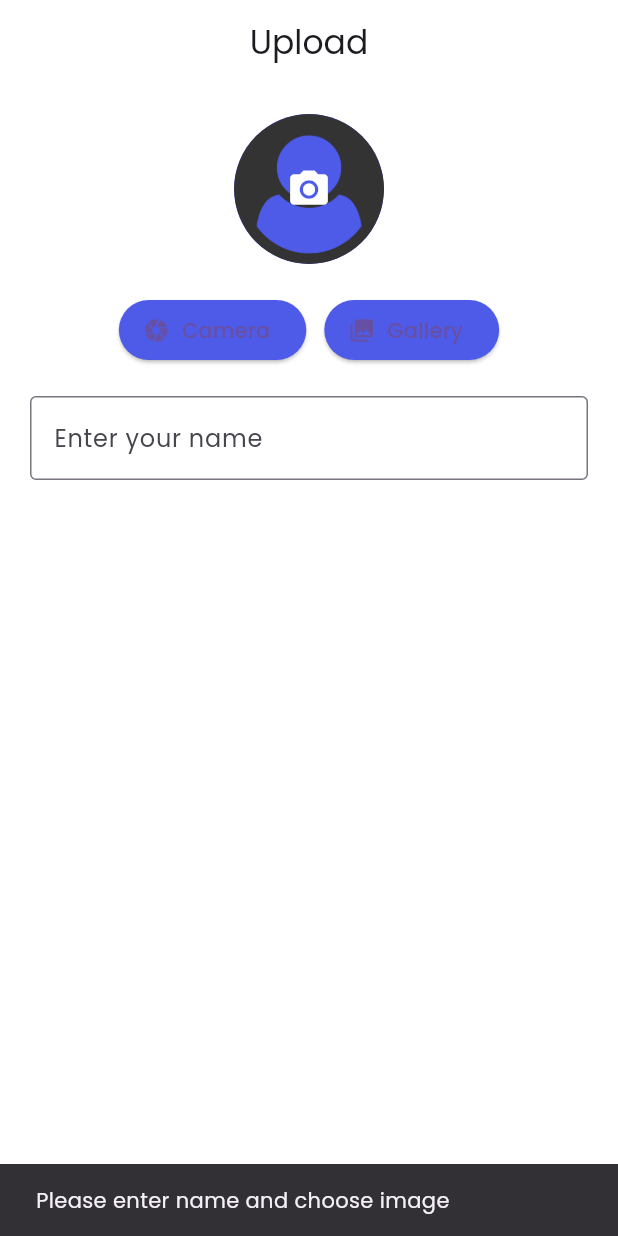
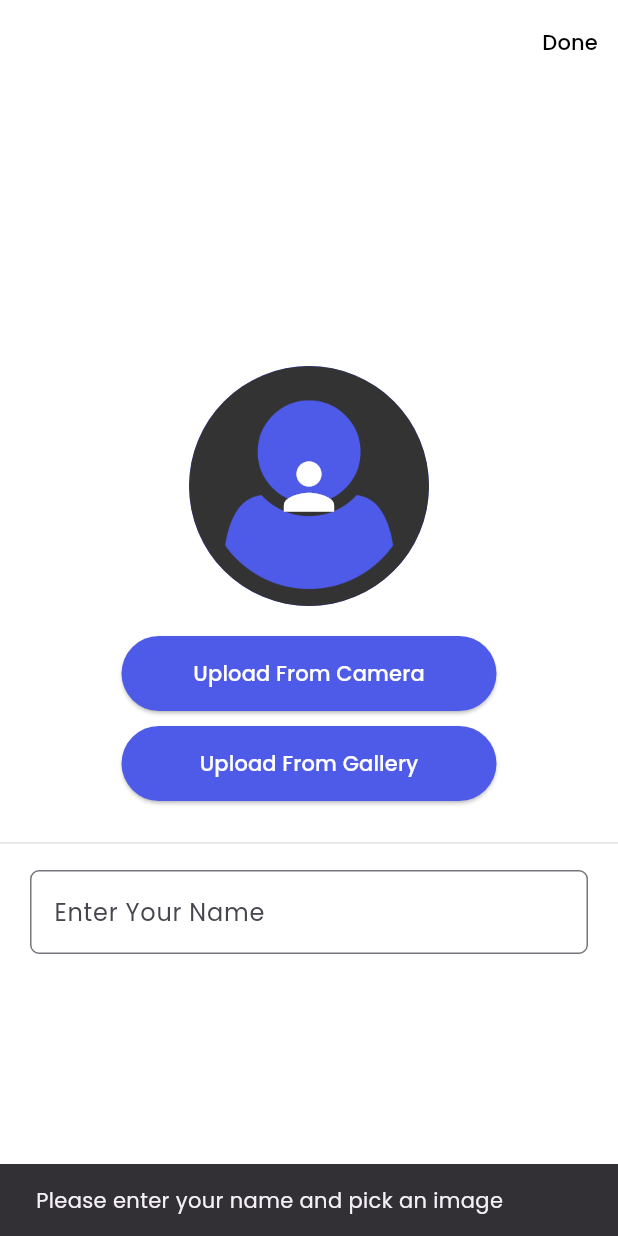
Before and after one commit to Mariam255-star/taskati_app, a Flutter app: the screen it shows after launch, after a tap on "Done", on a phone screen of 412 x 824 dp. Run offline on Flutter 3.47's test engine with Material 3 defaults, Android fonts, the phone set to English and light mode, and no system bars; our stand-ins replace gap, hive, hive_flutter, image_picker, lottie; accounts and stored records are empty.

Commit message:
taskati_app

```diff
--- a/lib/core/Services/local_helper.dart
+++ b/lib/core/Services/local_helper.dart
@@ -1,12 +1,12 @@
 import 'package:hive/hive.dart';
 
 class LocalHelper {
-  static late Box userBox;
+  static late Box<dynamic> userBox;
 
-  static String kName = 'name';
-  static String kImage = 'image';
-  static String kIsUploaded = 'isUploaded';
-  static String kTasks = 'tasks';
+  static const String kName = 'name';
+  static const String kImage = 'image';
+  static const String kIsUploaded = 'isUploaded';
+  static const String kTasks = 'tasks';
 
   static Future<void> init() async {
     userBox = await Hive.openBox('userBox');
@@ -27,12 +27,12 @@ class LocalHelper {
   }
 
   static void addTask(String title, String desc) {
-    List tasks = userBox.get(kTasks, defaultValue: []);
-    tasks.add({"title": title, "desc": desc});
-    userBox.put(kTasks, tasks);
+    final List current = List.from(userBox.get(kTasks, defaultValue: []));
+    current.add({'title': title, 'desc': desc});
+    userBox.put(kTasks, current);
   }
 
-  static List getTasks() {
-    return userBox.get(kTasks, defaultValue: []);
+  static List<dynamic> getTasks() {
+    return List.from(userBox.get(kTasks, defaultValue: []));
   }
 }
--- a/lib/features/Upload/upload_page.dart
+++ b/lib/features/Upload/upload_page.dart
@@ -16,118 +16,99 @@ class UploadScreen extends StatefulWidget {
 class _UploadScreenState extends State<UploadScreen> {
   final TextEditingController nameController = TextEditingController();
   String? imagePath;
-  final ImagePicker _picker = ImagePicker();
 
   Future<void> _pickImage(ImageSource source) async {
-    try {
-      final XFile? picked = await _picker.pickImage(source: source);
+    final picked = await ImagePicker().pickImage(source: source);
     if (picked != null) {
       setState(() {
         imagePath = picked.path;
       });
     }
-    } catch (e) {
-      debugPrint('pick image error: $e');
-      ScaffoldMessenger.of(context).showSnackBar(
-        const SnackBar(content: Text('Failed to pick image')),
-      );
-    }
   }
 
-  Future<void> _saveAndNavigate() async {
-    final String name = nameController.text.trim();
-    if (name.isEmpty || imagePath == null || imagePath!.isEmpty) {
+  void _saveAndGo() {
+    if (nameController.text.trim().isEmpty || imagePath == null) {
       ScaffoldMessenger.of(context).showSnackBar(
-        const SnackBar(content: Text('Please enter name and choose image')),
+        const SnackBar(content: Text("Please enter your name and pick an image")),
       );
       return;
     }
-
-    // try to save and then navigate
-    try {
-      LocalHelper.putUserData(name, imagePath!);
-      // navigate using your helper
-      await pushWithReplacement(context, const HomeScreen());
-    } catch (e, st) {
-      debugPrint('save error: $e\n$st');
-      ScaffoldMessenger.of(context).showSnackBar(
-        const SnackBar(content: Text('Failed to save data')),
-      );
-    }
-  }
-
-  @override
-  void dispose() {
-    nameController.dispose();
-    super.dispose();
+    LocalHelper.putUserData(nameController.text.trim(), imagePath!);
+    pushWithReplacement(context, const HomeScreen());
   }
 
   @override
   Widget build(BuildContext context) {
     return Scaffold(
       appBar: AppBar(
-        title: const Text('Upload'),
         actions: [
           TextButton(
-            onPressed: _saveAndNavigate,
-            child: const Text('Done', style: TextStyle(color: Colors.white)),
-          ),
-        ],
-      ),
-      body: SafeArea(
-        child: Padding(
-          padding: const EdgeInsets.all(20),
-          child: Column(
-            children: [
-              GestureDetector(
-                onTap: () => _pickImage(ImageSource.gallery),
-                child: CircleAvatar(
-                  radius: 50,
-                  backgroundColor: Appcolor.primarycolor,
-                  backgroundImage: imagePath != null
-                      ? FileImage(File(imagePath!))
-                      : const AssetImage('assets/images/empty user.png')
-                          as ImageProvider,
-                  child: imagePath == null
-                      ? const Icon(Icons.camera_alt, size: 30, color: Colors.white)
-                      : null,
-                ),
-              ),
-              const SizedBox(height: 20),
-              Row(
-                mainAxisAlignment: MainAxisAlignment.center,
-                children: [
-                  ElevatedButton.icon(
-                    onPressed: () => _pickImage(ImageSource.camera),
-                    icon: const Icon(Icons.camera),
-                    label: const Text('Camera'),
-                    style: ElevatedButton.styleFrom(
-                      backgroundColor: Appcolor.primarycolor,
-                    ),
-                  ),
-                  const SizedBox(width: 12),
-                  ElevatedButton.icon(
-                    onPressed: () => _pickImage(ImageSource.gallery),
-                    icon: const Icon(Icons.photo_library),
-                    label: const Text('Gallery'),
-                    style: ElevatedButton.styleFrom(
-                      backgroundColor: Appcolor.primarycolor,
+            onPressed: _saveAndGo,
+            child: const Text(
+              'Done',
+              style: TextStyle(color: Colors.black),
             ),
           ),
         ],
       ),
+      body: Center(
+        child: Column(
+          mainAxisAlignment: MainAxisAlignment.center,
+          children: [
+            CircleAvatar(
+              radius: 80,
+              backgroundColor: Appcolor.primarycolor,
+              backgroundImage: imagePath != null
+                  ? FileImage(File(imagePath!))
+                  : const AssetImage('assets/images/empty user.png') as ImageProvider,
+              child: imagePath == null
+                  ? const Icon(Icons.person, size: 50, color: Colors.white)
+                  : null,
+            ),
             const SizedBox(height: 20),
-              TextField(
+            ElevatedButton(
+              onPressed: () => _pickImage(ImageSource.camera),
+              style: ElevatedButton.styleFrom(
+                backgroundColor: Appcolor.primarycolor,
+                foregroundColor: Colors.white,
+                minimumSize: const Size(250, 50),
+              ),
+              child: const Text('Upload From Camera'),
+            ),
+            const SizedBox(height: 10),
+            ElevatedButton(
+              onPressed: () => _pickImage(ImageSource.gallery),
+              style: ElevatedButton.styleFrom(
+                backgroundColor: Appcolor.primarycolor,
+                foregroundColor: Colors.white,
+                minimumSize: const Size(250, 50),
+              ),
+              child: const Text('Upload From Gallery'),
+            ),
+            const SizedBox(height: 20),
+            SizedBox(
+              width: double.infinity,
+              child: Divider(color: Appcolor.bordecolor, thickness: 1),
+            ),
+            const SizedBox(height: 10),
+            Padding(
+              padding: const EdgeInsets.symmetric(horizontal: 20),
+              child: TextFormField(
                 controller: nameController,
-                decoration: const InputDecoration(
-                  labelText: 'Enter your name',
-                  border: OutlineInputBorder(),
+                decoration: InputDecoration(
+                  labelText: 'Enter Your Name',
+                  border: OutlineInputBorder(
+                    borderRadius: BorderRadius.circular(6),
+                  ),
+                  focusedBorder: OutlineInputBorder(
+                    borderSide: BorderSide(color: Appcolor.primarycolor),
+                  ),
+                ),
               ),
             ),
           ],
         ),
       ),
-      ),
     );
   }
 }
--- a/lib/features/splash/splash_screen.dart
+++ b/lib/features/splash/splash_screen.dart
@@ -1,7 +1,10 @@
 import 'dart:async';
 import 'package:flutter/material.dart';
+import 'package:gap/gap.dart';
+import 'package:lottie/lottie.dart';
 import 'package:taskati_app/core/Services/local_helper.dart';
 import 'package:taskati_app/core/functions/navigation.dart';
+import 'package:taskati_app/core/utils/text_style.dart';
 import 'package:taskati_app/features/Upload/upload_page.dart';
 import 'package:taskati_app/features/home/home_screen.dart';
 
@@ -16,7 +19,7 @@ class _SplashScreenState extends State<SplashScreen> {
   @override
   void initState() {
     super.initState();
-    Timer(const Duration(milliseconds: 800), _navigateNext);
+    Timer(const Duration(seconds: 4), _navigateNext);
   }
 
   void _navigateNext() {
@@ -31,9 +34,29 @@ class _SplashScreenState extends State<SplashScreen> {
 
   @override
   Widget build(BuildContext context) {
-    return const Scaffold(
+    return Scaffold(
       body: Center(
-        child: CircularProgressIndicator(),
+        child: Column(
+          mainAxisAlignment: MainAxisAlignment.center,
+          children: [
+            Lottie.asset('assets/images/logo.json' ,
+            width: 250
+            ),
+            Gap(15),
+            Text('Taskati',
+            style: TextStyles.bodyStyle(
+              fontSize: 24,
+              fontWeight: FontWeight.w600,
+            ),
+          ),
+          Gap(15),
+          Text('It\'s Time to get organization' ,
+          style: TextStyles.smallStyle(
+            fontSize: 16,
+          ),
+          )
+          ],
+        ),
       ),
     );
   }
--- a/pubspec.yaml
+++ b/pubspec.yaml
@@ -35,6 +35,8 @@ dependencies:
   image_picker: ^1.2.0
   hive: ^2.2.3
   hive_flutter: ^1.1.0
+  intl: ^0.18.1
+
 
   # The following adds the Cupertino Icons font to your application.
   # Use with the CupertinoIcons class for iOS style icons.
```
Also changed, not shown: lib/features/addTask/add_task.dart (added, +209 -0 lines), lib/features/home/home_screen.dart (+66 -122 lines), pubspec.lock. Lines whose indentation alone changed are shown as unchanged.
